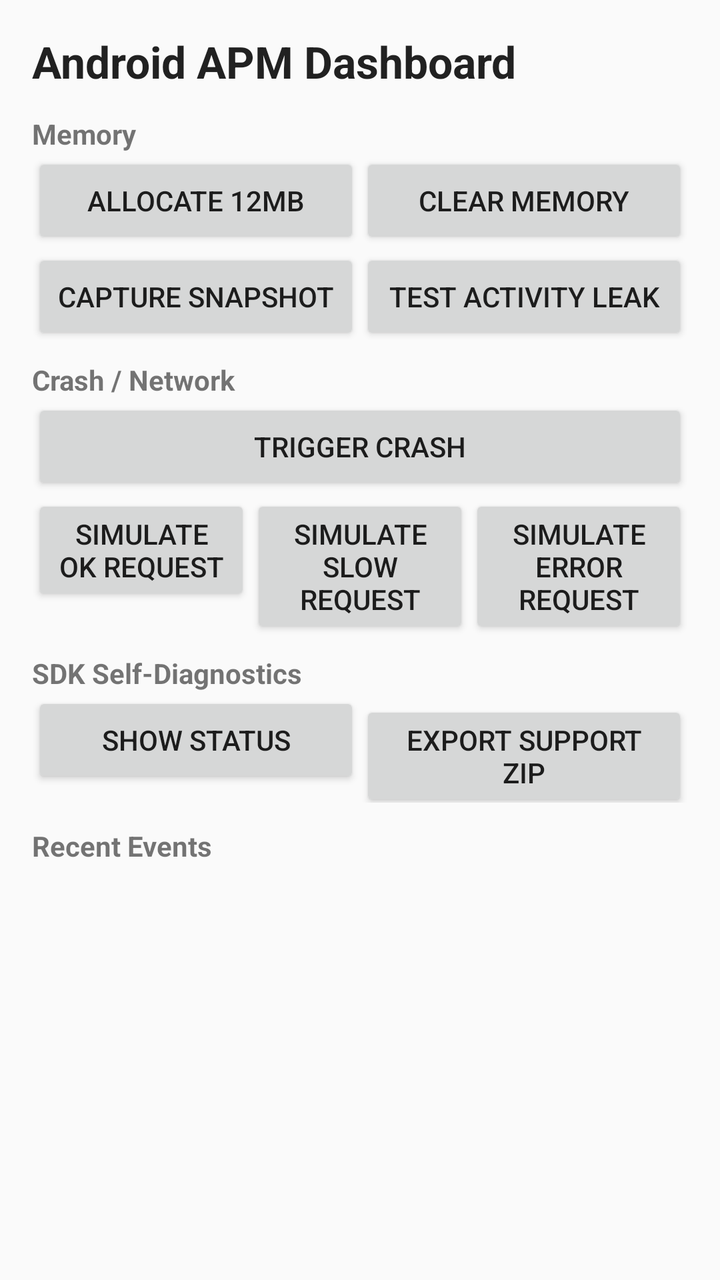
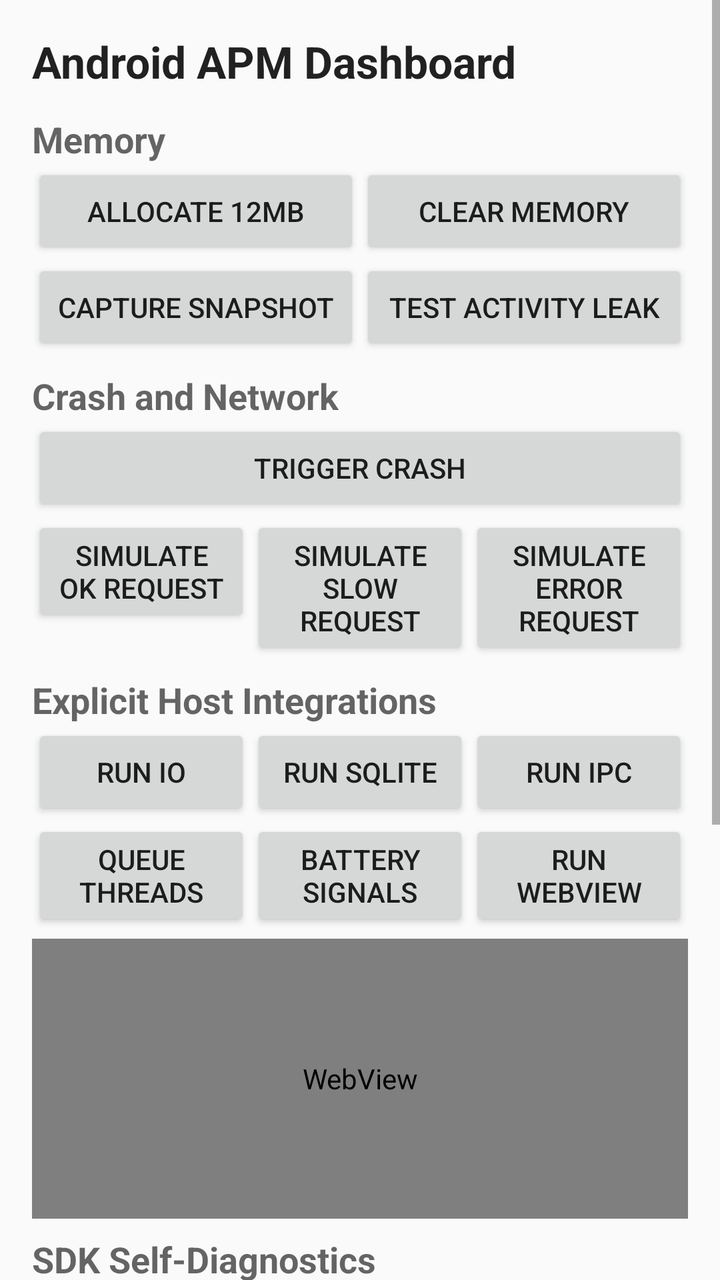

Two renders of the same Android screen: before a commit and after it. Below are the layout's source before the change and the commit's diff.
<!-- AndroidManifest.xml: application theme Theme.SampleApp -->
<!-- res/layout/activity_main.xml -->
<?xml version="1.0" encoding="utf-8"?>
<LinearLayout xmlns:android="http://schemas.android.com/apk/res/android"
    android:layout_width="match_parent"
    android:layout_height="match_parent"
    android:orientation="vertical"
    android:padding="16dp">

    <TextView
        android:id="@+id/titleView"
        android:layout_width="match_parent"
        android:layout_height="wrap_content"
        android:text="@string/title"
        android:textAppearance="@style/TextAppearance.AppCompat.Large"
        android:textStyle="bold" />

    
    <TextView
        android:layout_width="match_parent"
        android:layout_height="wrap_content"
        android:layout_marginTop="12dp"
        android:text="Memory"
        android:textStyle="bold" />

    <LinearLayout
        android:layout_width="match_parent"
        android:layout_height="wrap_content"
        android:orientation="horizontal">

        <Button
            android:id="@+id/allocButton"
            android:layout_width="0dp"
            android:layout_height="wrap_content"
            android:layout_weight="1"
            android:text="@string/allocate_memory" />

        <Button
            android:id="@+id/clearButton"
            android:layout_width="0dp"
            android:layout_height="wrap_content"
            android:layout_weight="1"
            android:text="@string/clear_memory" />
    </LinearLayout>

    <LinearLayout
        android:layout_width="match_parent"
        android:layout_height="wrap_content"
        android:orientation="horizontal">

        <Button
            android:id="@+id/captureButton"
            android:layout_width="0dp"
            android:layout_height="wrap_content"
            android:layout_weight="1"
            android:text="@string/capture_snapshot" />

        <Button
            android:id="@+id/leakTestButton"
            android:layout_width="0dp"
            android:layout_height="wrap_content"
            android:layout_weight="1"
            android:text="@string/test_leak" />
    </LinearLayout>

    
    <TextView
        android:layout_width="match_parent"
        android:layout_height="wrap_content"
        android:layout_marginTop="8dp"
        android:text="Crash / Network"
        android:textStyle="bold" />

    <Button
        android:id="@+id/crashButton"
        android:layout_width="match_parent"
        android:layout_height="wrap_content"
        android:text="@string/test_crash" />

    <LinearLayout
        android:layout_width="match_parent"
        android:layout_height="wrap_content"
        android:orientation="horizontal">

        <Button
            android:id="@+id/networkOkButton"
            android:layout_width="0dp"
            android:layout_height="wrap_content"
            android:layout_weight="1"
            android:text="@string/test_network_ok" />

        <Button
            android:id="@+id/networkSlowButton"
            android:layout_width="0dp"
            android:layout_height="wrap_content"
            android:layout_weight="1"
            android:text="@string/test_network_slow" />

        <Button
            android:id="@+id/networkErrorButton"
            android:layout_width="0dp"
            android:layout_height="wrap_content"
            android:layout_weight="1"
            android:text="@string/test_network_error" />
    </LinearLayout>

    
    <TextView
        android:layout_width="match_parent"
        android:layout_height="wrap_content"
        android:layout_marginTop="8dp"
        android:text="@string/diagnostics_title"
        android:textStyle="bold" />

    <LinearLayout
        android:layout_width="match_parent"
        android:layout_height="wrap_content"
        android:orientation="horizontal">

        <Button
            android:id="@+id/diagnosticsStatusButton"
            android:layout_width="0dp"
            android:layout_height="wrap_content"
            android:layout_weight="1"
            android:text="@string/diagnostics_status" />

        <Button
            android:id="@+id/diagnosticsExportButton"
            android:layout_width="0dp"
            android:layout_height="wrap_content"
            android:layout_weight="1"
            android:text="@string/diagnostics_export" />
    </LinearLayout>

    
    <TextView
        android:id="@+id/eventsLabel"
        android:layout_width="match_parent"
        android:layout_height="wrap_content"
        android:layout_marginTop="12dp"
        android:text="@string/recent_events"
        android:textStyle="bold" />

    <ScrollView
        android:layout_width="match_parent"
        android:layout_height="0dp"
        android:layout_marginTop="4dp"
        android:layout_weight="1">

        <TextView
            android:id="@+id/eventsView"
            android:layout_width="match_parent"
            android:layout_height="wrap_content"
            android:fontFamily="monospace"
            android:textAppearance="@style/TextAppearance.AppCompat.Body1"
            android:textIsSelectable="true"
            android:textSize="11sp" />
    </ScrollView>

</LinearLayout>
<!-- resources referenced by this layout -->
<resources>
  <string name="allocate_memory">Allocate 12MB</string>
  <string name="capture_snapshot">Capture Snapshot</string>
  <string name="clear_memory">Clear Memory</string>
  <string name="diagnostics_export">Export Support ZIP</string>
  <string name="diagnostics_status">Show Status</string>
  <string name="diagnostics_title">SDK Self-Diagnostics</string>
  <string name="recent_events">Recent Events</string>
  <string name="test_crash">Trigger Crash</string>
  <string name="test_leak">Test Activity Leak</string>
  <string name="test_network_error">Simulate Error Request</string>
  <string name="test_network_ok">Simulate OK Request</string>
  <string name="test_network_slow">Simulate Slow Request</string>
  <string name="title">Android APM Dashboard</string>
  <style name="Theme.SampleApp" parent="Theme.AppCompat.DayNight.NoActionBar">
          <item name="android:statusBarColor" tools:targetApi="l">@android:color/black</item>
      </style>
</resources>

<!-- the commit's change to res/layout/activity_main.xml (unified diff, before → after) -->
@@ -1,158 +1,226 @@
 <?xml version="1.0" encoding="utf-8"?>
-<LinearLayout xmlns:android="http://schemas.android.com/apk/res/android"
+<ScrollView xmlns:android="http://schemas.android.com/apk/res/android"
     android:layout_width="match_parent"
     android:layout_height="match_parent"
-    android:orientation="vertical"
-    android:padding="16dp">
-
-    <TextView
-        android:id="@+id/titleView"
-        android:layout_width="match_parent"
-        android:layout_height="wrap_content"
-        android:text="@string/title"
-        android:textAppearance="@style/TextAppearance.AppCompat.Large"
-        android:textStyle="bold" />
-
-    
-    <TextView
-        android:layout_width="match_parent"
-        android:layout_height="wrap_content"
-        android:layout_marginTop="12dp"
-        android:text="Memory"
-        android:textStyle="bold" />
+    android:fillViewport="true">
 
     <LinearLayout
         android:layout_width="match_parent"
-        android:layout_height="wrap_content"
-        android:orientation="horizontal">
+        android:layout_height="match_parent"
+        android:orientation="vertical"
+        android:padding="16dp">
+
+        <TextView
+            android:id="@+id/titleView"
+            android:layout_width="match_parent"
+            android:layout_height="wrap_content"
+            android:text="@string/title"
+            android:textAppearance="@style/TextAppearance.AppCompat.Large"
+            android:textStyle="bold" />
+
+        <TextView
+            style="@style/TextAppearance.AppCompat.Medium"
+            android:layout_width="match_parent"
+            android:layout_height="wrap_content"
+            android:layout_marginTop="12dp"
+            android:text="@string/memory_title"
+            android:textStyle="bold" />
+
+        <LinearLayout
+            android:layout_width="match_parent"
+            android:layout_height="wrap_content"
+            android:orientation="horizontal">
+
+            <Button
+                android:id="@+id/allocButton"
+                android:layout_width="0dp"
+                android:layout_height="wrap_content"
+                android:layout_weight="1"
+                android:text="@string/allocate_memory" />
+
+            <Button
+                android:id="@+id/clearButton"
+                android:layout_width="0dp"
+                android:layout_height="wrap_content"
+                android:layout_weight="1"
+                android:text="@string/clear_memory" />
+        </LinearLayout>
+
+        <LinearLayout
+            android:layout_width="match_parent"
+            android:layout_height="wrap_content"
+            android:orientation="horizontal">
+
+            <Button
+                android:id="@+id/captureButton"
+                android:layout_width="0dp"
+                android:layout_height="wrap_content"
+                android:layout_weight="1"
+                android:text="@string/capture_snapshot" />
+
+            <Button
+                android:id="@+id/leakTestButton"
+                android:layout_width="0dp"
+                android:layout_height="wrap_content"
+                android:layout_weight="1"
+                android:text="@string/test_leak" />
+        </LinearLayout>
+
+        <TextView
+            style="@style/TextAppearance.AppCompat.Medium"
+            android:layout_width="match_parent"
+            android:layout_height="wrap_content"
+            android:layout_marginTop="8dp"
+            android:text="@string/crash_network_title"
+            android:textStyle="bold" />
 
         <Button
-            android:id="@+id/allocButton"
-            android:layout_width="0dp"
-            android:layout_height="wrap_content"
-            android:layout_weight="1"
-            android:text="@string/allocate_memory" />
-
-        <Button
-            android:id="@+id/clearButton"
-            android:layout_width="0dp"
-            android:layout_height="wrap_content"
-            android:layout_weight="1"
-            android:text="@string/clear_memory" />
-    </LinearLayout>
-
-    <LinearLayout
-        android:layout_width="match_parent"
-        android:layout_height="wrap_content"
-        android:orientation="horizontal">
-
-        <Button
-            android:id="@+id/captureButton"
-            android:layout_width="0dp"
-            android:layout_height="wrap_content"
-            android:layout_weight="1"
-            android:text="@string/capture_snapshot" />
-
-        <Button
-            android:id="@+id/leakTestButton"
-            android:layout_width="0dp"
-            android:layout_height="wrap_content"
-            android:layout_weight="1"
-            android:text="@string/test_leak" />
-    </LinearLayout>
-
-    
-    <TextView
-        android:layout_width="match_parent"
-        android:layout_height="wrap_content"
-        android:layout_marginTop="8dp"
-        android:text="Crash / Network"
-        android:textStyle="bold" />
-
-    <Button
-        android:id="@+id/crashButton"
-        android:layout_width="match_parent"
-        android:layout_height="wrap_content"
-        android:text="@string/test_crash" />
-
-    <LinearLayout
-        android:layout_width="match_parent"
-        android:layout_height="wrap_content"
-        android:orientation="horizontal">
-
-        <Button
-            android:id="@+id/networkOkButton"
-            android:layout_width="0dp"
-            android:layout_height="wrap_content"
-            android:layout_weight="1"
-            android:text="@string/test_network_ok" />
-
-        <Button
-            android:id="@+id/networkSlowButton"
-            android:layout_width="0dp"
-            android:layout_height="wrap_content"
-            android:layout_weight="1"
-            android:text="@string/test_network_slow" />
-
-        <Button
-            android:id="@+id/networkErrorButton"
-            android:layout_width="0dp"
-            android:layout_height="wrap_content"
-            android:layout_weight="1"
-            android:text="@string/test_network_error" />
-    </LinearLayout>
-
-    
-    <TextView
-        android:layout_width="match_parent"
-        android:layout_height="wrap_content"
-        android:layout_marginTop="8dp"
-        android:text="@string/diagnostics_title"
-        android:textStyle="bold" />
-
-    <LinearLayout
-        android:layout_width="match_parent"
-        android:layout_height="wrap_content"
-        android:orientation="horizontal">
-
-        <Button
-            android:id="@+id/diagnosticsStatusButton"
-            android:layout_width="0dp"
-            android:layout_height="wrap_content"
-            android:layout_weight="1"
-            android:text="@string/diagnostics_status" />
-
-        <Button
-            android:id="@+id/diagnosticsExportButton"
-            android:layout_width="0dp"
-            android:layout_height="wrap_content"
-            android:layout_weight="1"
-            android:text="@string/diagnostics_export" />
-    </LinearLayout>
-
-    
-    <TextView
-        android:id="@+id/eventsLabel"
-        android:layout_width="match_parent"
-        android:layout_height="wrap_content"
-        android:layout_marginTop="12dp"
-        android:text="@string/recent_events"
-        android:textStyle="bold" />
-
-    <ScrollView
-        android:layout_width="match_parent"
-        android:layout_height="0dp"
-        android:layout_marginTop="4dp"
-        android:layout_weight="1">
+            android:id="@+id/crashButton"
+            android:layout_width="match_parent"
+            android:layout_height="wrap_content"
+            android:text="@string/test_crash" />
+
+        <LinearLayout
+            android:layout_width="match_parent"
+            android:layout_height="wrap_content"
+            android:orientation="horizontal">
+
+            <Button
+                android:id="@+id/networkOkButton"
+                android:layout_width="0dp"
+                android:layout_height="wrap_content"
+                android:layout_weight="1"
+                android:text="@string/test_network_ok" />
+
+            <Button
+                android:id="@+id/networkSlowButton"
+                android:layout_width="0dp"
+                android:layout_height="wrap_content"
+                android:layout_weight="1"
+                android:text="@string/test_network_slow" />
+
+            <Button
+                android:id="@+id/networkErrorButton"
+                android:layout_width="0dp"
+                android:layout_height="wrap_content"
+                android:layout_weight="1"
+                android:text="@string/test_network_error" />
+        </LinearLayout>
+
+        <TextView
+            style="@style/TextAppearance.AppCompat.Medium"
+            android:layout_width="match_parent"
+            android:layout_height="wrap_content"
+            android:layout_marginTop="8dp"
+            android:text="@string/explicit_integrations_title"
+            android:textStyle="bold" />
+
+        <LinearLayout
+            android:layout_width="match_parent"
+            android:layout_height="wrap_content"
+            android:orientation="horizontal">
+
+            <Button
+                android:id="@+id/ioButton"
+                android:layout_width="0dp"
+                android:layout_height="wrap_content"
+                android:layout_weight="1"
+                android:text="@string/test_io" />
+
+            <Button
+                android:id="@+id/sqliteButton"
+                android:layout_width="0dp"
+                android:layout_height="wrap_content"
+                android:layout_weight="1"
+                android:text="@string/test_sqlite" />
+
+            <Button
+                android:id="@+id/ipcButton"
+                android:layout_width="0dp"
+                android:layout_height="wrap_content"
+                android:layout_weight="1"
+                android:text="@string/test_ipc" />
+        </LinearLayout>
+
+        <LinearLayout
+            android:layout_width="match_parent"
+            android:layout_height="wrap_content"
+            android:orientation="horizontal">
+
+            <Button
+                android:id="@+id/threadPoolButton"
+                android:layout_width="0dp"
+                android:layout_height="wrap_content"
+                android:layout_weight="1"
+                android:text="@string/test_thread_pool" />
+
+            <Button
+                android:id="@+id/batteryButton"
+                android:layout_width="0dp"
+                android:layout_height="wrap_content"
+                android:layout_weight="1"
+                android:text="@string/test_battery" />
+
+            <Button
+                android:id="@+id/webviewButton"
+                android:layout_width="0dp"
+                android:layout_height="wrap_content"
+                android:layout_weight="1"
+                android:text="@string/test_webview" />
+        </LinearLayout>
+
+        <WebView
+            android:id="@+id/demoWebView"
+            android:layout_width="match_parent"
+            android:layout_height="140dp"
+            android:layout_marginTop="4dp"
+            android:contentDescription="@string/webview_description" />
+
+        <TextView
+            style="@style/TextAppearance.AppCompat.Medium"
+            android:layout_width="match_parent"
+            android:layout_height="wrap_content"
+            android:layout_marginTop="8dp"
+            android:text="@string/diagnostics_title"
+            android:textStyle="bold" />
+
+        <LinearLayout
+            android:layout_width="match_parent"
+            android:layout_height="wrap_content"
+            android:orientation="horizontal">
+
+            <Button
+                android:id="@+id/diagnosticsStatusButton"
+                android:layout_width="0dp"
+                android:layout_height="wrap_content"
+                android:layout_weight="1"
+                android:text="@string/diagnostics_status" />
+
+            <Button
+                android:id="@+id/diagnosticsExportButton"
+                android:layout_width="0dp"
+                android:layout_height="wrap_content"
+                android:layout_weight="1"
+                android:text="@string/diagnostics_export" />
+        </LinearLayout>
+
+        <TextView
+            android:id="@+id/eventsLabel"
+            style="@style/TextAppearance.AppCompat.Medium"
+            android:layout_width="match_parent"
+            android:layout_height="wrap_content"
+            android:layout_marginTop="12dp"
+            android:text="@string/recent_events"
+            android:textStyle="bold" />
 
         <TextView
             android:id="@+id/eventsView"
             android:layout_width="match_parent"
-            android:layout_height="wrap_content"
+            android:layout_height="240dp"
+            android:layout_marginTop="4dp"
             android:fontFamily="monospace"
             android:textAppearance="@style/TextAppearance.AppCompat.Body1"
             android:textIsSelectable="true"
             android:textSize="11sp" />
-    </ScrollView>
-
-</LinearLayout>
+    </LinearLayout>
+</ScrollView>
<!-- resource entries referenced after the edit -->
@@ -3,16 +3,26 @@
   <string name="allocate_memory">Allocate 12MB</string>
   <string name="capture_snapshot">Capture Snapshot</string>
   <string name="clear_memory">Clear Memory</string>
+  <string name="crash_network_title">Crash and Network</string>
   <string name="diagnostics_export">Export Support ZIP</string>
   <string name="diagnostics_status">Show Status</string>
   <string name="diagnostics_title">SDK Self-Diagnostics</string>
+  <string name="explicit_integrations_title">Explicit Host Integrations</string>
+  <string name="memory_title">Memory</string>
   <string name="recent_events">Recent Events</string>
+  <string name="test_battery">Battery Signals</string>
   <string name="test_crash">Trigger Crash</string>
+  <string name="test_io">Run IO</string>
+  <string name="test_ipc">Run IPC</string>
   <string name="test_leak">Test Activity Leak</string>
   <string name="test_network_error">Simulate Error Request</string>
   <string name="test_network_ok">Simulate OK Request</string>
   <string name="test_network_slow">Simulate Slow Request</string>
+  <string name="test_sqlite">Run SQLite</string>
+  <string name="test_thread_pool">Queue Threads</string>
+  <string name="test_webview">Run WebView</string>
   <string name="title">Android APM Dashboard</string>
+  <string name="webview_description">Local monitored WebView demonstration</string>
   <style name="Theme.SampleApp" parent="Theme.AppCompat.DayNight.NoActionBar">
           <item name="android:statusBarColor" tools:targetApi="l">@android:color/black</item>
       </style>
